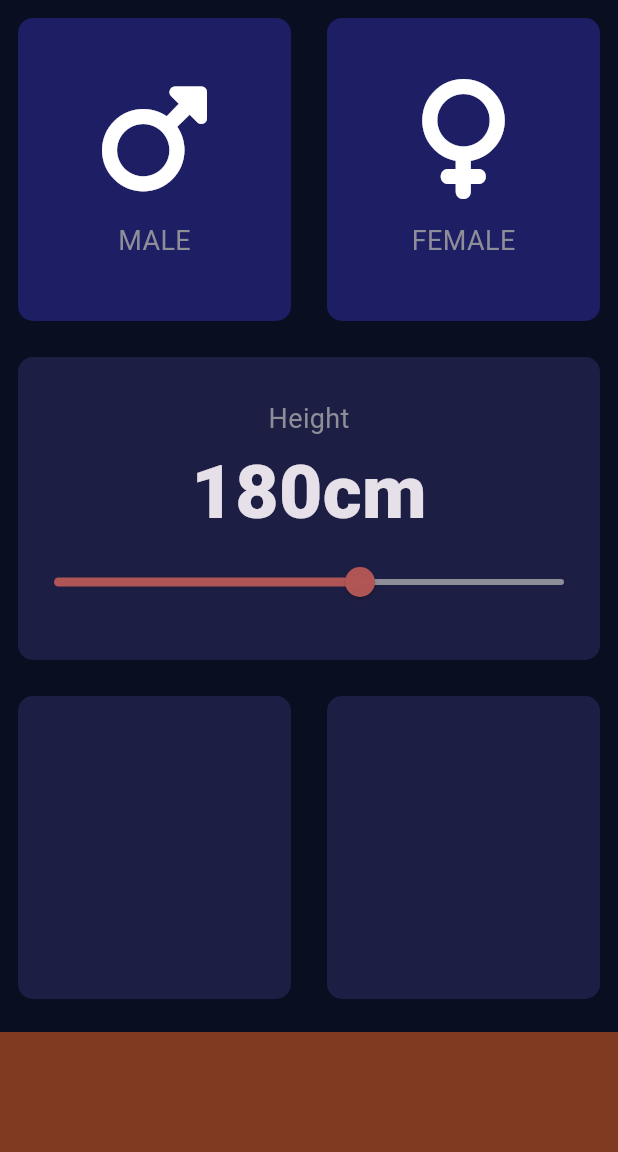
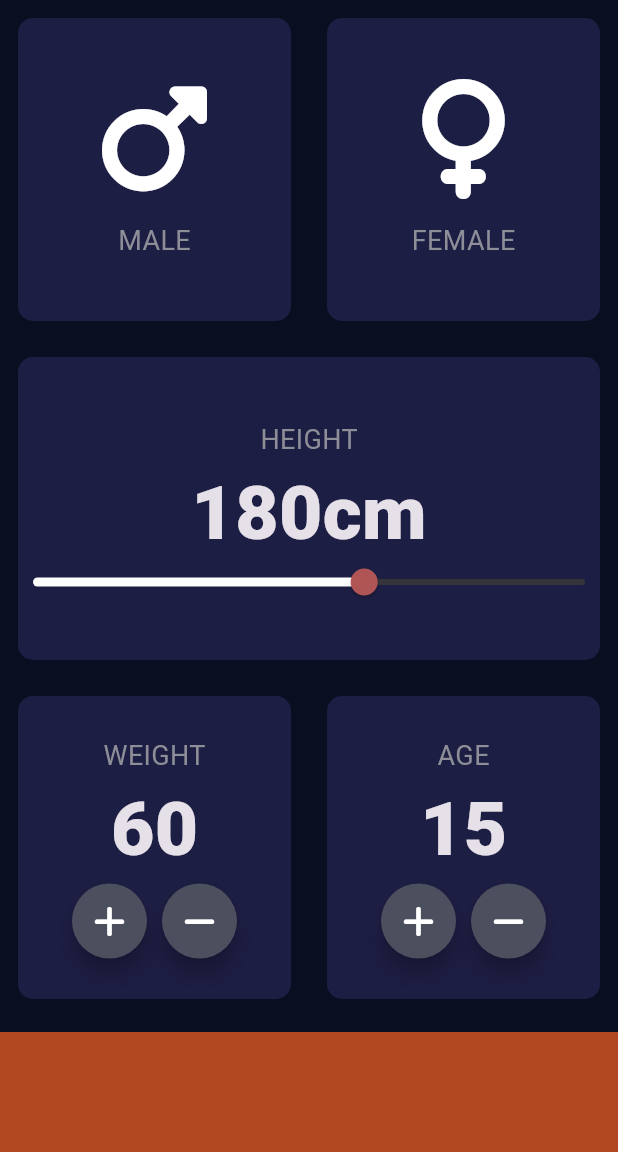
Before and after one commit to rokayaraka/BMI-Calculator, a Flutter app: the screen it shows after launch, on a phone screen of 412 x 824 dp, the part 84-1236 px from its top. Run offline on Flutter 3.47's test engine with Material 3 defaults, Android fonts, the phone set to English and light mode, and no system bars; our stand-ins replace font_awesome_flutter.

Commit message:
cmp vs inhrt

```diff
--- a/lib/input_page.dart
+++ b/lib/input_page.dart
@@ -17,6 +17,8 @@ class InputPage extends StatefulWidget {
 class _InputPageState extends State<InputPage> {
   Gender? selectedgender;
   int height = 180;
+  int weight = 60;
+  int age = 15;
 
   @override
   Widget build(BuildContext context) {
@@ -39,8 +41,8 @@ class _InputPageState extends State<InputPage> {
                       });
                     },
                     colour: selectedgender == Gender.male
-                        ? activeCardColor
-                        : inactiveCardColor,
+                        ? inactiveCardColor
+                        : activeCardColor,
                     cardChild: ReusableCardChild(
                         icono: FontAwesomeIcons.mars, lebel: "MALE"),
                   ),
@@ -53,8 +55,8 @@ class _InputPageState extends State<InputPage> {
                       });
                     },
                     colour: selectedgender == Gender.female
-                        ? activeCardColor
-                        : inactiveCardColor,
+                        ? inactiveCardColor
+                        : activeCardColor,
                     cardChild: ReusableCardChild(
                       icono: FontAwesomeIcons.venus,
                       lebel: "FEMALE",
@@ -71,7 +73,7 @@ class _InputPageState extends State<InputPage> {
                 mainAxisAlignment: MainAxisAlignment.center,
                 children: [
                   Text(
-                    'Height',
+                    'HEIGHT',
                     style: lebelTextStyle,
                   ),
                   Row(
@@ -83,22 +85,33 @@ class _InputPageState extends State<InputPage> {
                         height.toString(),
                         style: kNumberTextStyle,
                       ),
-                      Text('cm',
+                      Text(
+                        'cm',
                         style: kNumberTextStyle,
                       ),
                     ],
                   ),
-                  Slider(value: height.toDouble(),
+                  SliderTheme(
+                    data: SliderTheme.of(context).copyWith(
+                      inactiveTickMarkColor: Color(0xFF8D8E98),
+                      activeTrackColor: Colors.white,
+                      thumbColor: Color(0xFFEB15555),
+                      overlayColor: Color(0xFFEB1555),
+                      thumbShape:
+                          RoundSliderThumbShape(enabledThumbRadius: 9.0),
+                      overlayShape:
+                          RoundSliderOverlayShape(overlayRadius: 10.0),
+                    ),
+                    child: Slider(
+                      value: height.toDouble(),
                       min: 120.0,
-                  max:220.0,
-                  activeColor: Color(0xFFEB15555),
-                  inactiveColor: Color(0xFF8D8E98),
+                      max: 220.0,
                       onChanged: (double newValue) {
                         setState(() {
-                      height=newValue.round();
+                          height = newValue.round();
                         });
-
                       },
+                    ),
                   ),
                 ],
               ),
@@ -109,13 +122,87 @@ class _InputPageState extends State<InputPage> {
               children: [
                 Expanded(
                   child: ReusableCard(
-                    cardChild: Column(),
+                    cardChild: Column(
+                      mainAxisAlignment: MainAxisAlignment.center,
+                      children: [
+                        Text(
+                          'WEIGHT',
+                          style: lebelTextStyle,
+                        ),
+                        Text(
+                          weight.toString(),
+                          style: kNumberTextStyle,
+                        ),
+                        Row(
+                          mainAxisAlignment: MainAxisAlignment.center,
+                          children: [
+                            RoundIconButton(
+                              icon: FontAwesomeIcons.plus,
+                              onPressed: () {
+                                setState(
+                                  () {
+                                    weight++;
+                                  },
+                                );
+                              },
+                            ),
+                            SizedBox(
+                              width: 10.0,
+                            ),
+                            RoundIconButton(
+                              icon: FontAwesomeIcons.minus,
+                              onPressed: () {
+                                setState(() {
+                                  weight--;
+                                });
+                              },
+                            ),
+                          ],
+                        )
+                      ],
+                    ),
                     colour: activeCardColor,
                   ),
                 ),
                 Expanded(
                   child: ReusableCard(
-                    cardChild: Column(),
+                    cardChild: Column(
+                      mainAxisAlignment: MainAxisAlignment.center,
+                      children: [
+                        Text(
+                          'AGE',
+                          style: lebelTextStyle,
+                        ),
+                        Text(
+                          age.toString(),
+                          style: kNumberTextStyle,
+                        ),
+                        Row(
+                          mainAxisAlignment: MainAxisAlignment.center,
+                          children: [
+                            RoundIconButton(
+                              icon: FontAwesomeIcons.plus,
+                              onPressed: () {
+                                setState(() {
+                                  age++;
+                                });
+                              },
+                            ),
+                            SizedBox(
+                              width: 10.0,
+                            ),
+                            RoundIconButton(
+                              icon: FontAwesomeIcons.minus,
+                              onPressed: () {
+                                setState(() {
+                                  age--;
+                                });
+                              },
+                            ),
+                          ],
+                        ),
+                      ],
+                    ),
                     colour: activeCardColor,
                   ),
                 ),
@@ -123,7 +210,7 @@ class _InputPageState extends State<InputPage> {
             ),
           ),
           Container(
-            color: bottomContainerColor,
+            color: const Color.fromARGB(250, 180, 73, 34),
             margin: EdgeInsets.only(top: 10.0),
             width: double.infinity,
             height: bottomContainerheight,
@@ -133,3 +220,28 @@ class _InputPageState extends State<InputPage> {
     );
   }
 }
+
+class RoundIconButton extends StatelessWidget {
+  RoundIconButton({
+    required this.icon,
+    required this.onPressed,
+  });
+  final IconData icon;
+  final VoidCallback? onPressed;
+
+  @override
+  Widget build(BuildContext context) {
+    // TODO: implement build
+    return RawMaterialButton(
+      child: Icon(icon),
+      onPressed: onPressed,
+      elevation: 6.0,
+      constraints: BoxConstraints.tightFor(
+        width: 50.0,
+        height: 50.0,
+      ),
+      shape: CircleBorder(),
+      fillColor: Color(0xFF4C4F5E),
+    );
+  }
+}
```
Lines whose indentation alone changed are shown as unchanged.
